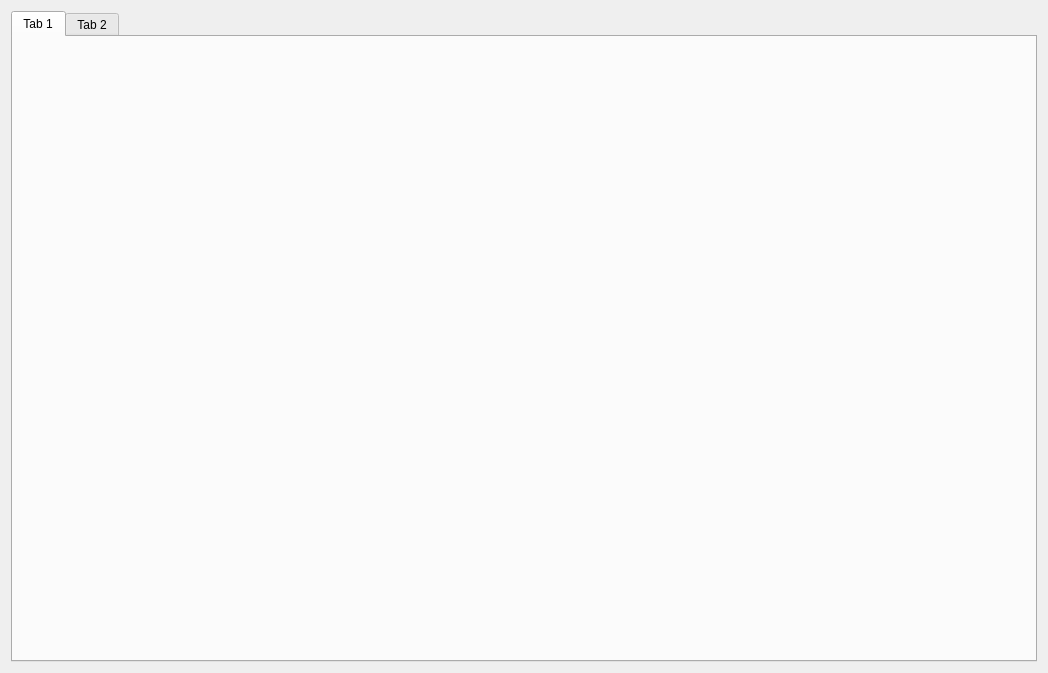
This is qt_tab_control/tab_dialog.ui in yyk99/qt_junk as Qt 5 draws it before an edit. The edited form follows.
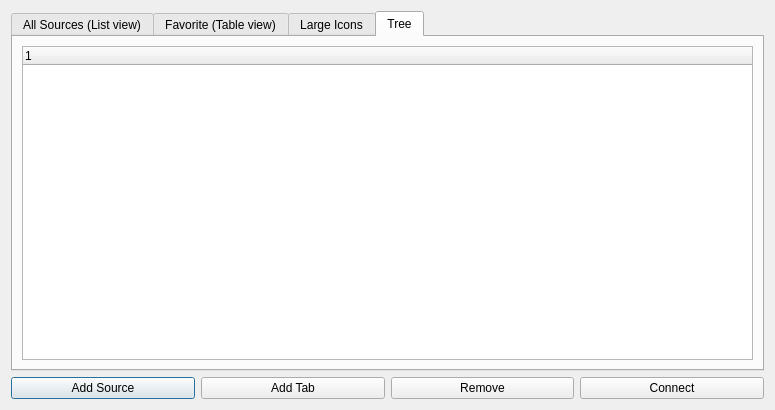
This is the edited form. The open tabs and pages were chosen to show the change.

The edit to the form file:
```diff
--- a/qt_tab_control/tab_dialog.ui
+++ b/qt_tab_control/tab_dialog.ui
@@ -6,31 +6,97 @@
    <rect>
     <x>0</x>
     <y>0</y>
-    <width>1048</width>
-    <height>673</height>
+    <width>775</width>
+    <height>410</height>
    </rect>
   </property>
   <property name="windowTitle">
    <string>Dialog</string>
   </property>
-  <layout class="QGridLayout" name="gridLayout">
-   <item row="0" column="0">
+  <layout class="QVBoxLayout" name="verticalLayout">
+   <item>
+    <layout class="QHBoxLayout" name="horizontalLayout_top"/>
+   </item>
+   <item>
     <widget class="QTabWidget" name="tabWidget">
      <property name="currentIndex">
       <number>0</number>
      </property>
      <widget class="QWidget" name="tab_1">
       <attribute name="title">
-       <string>Tab 1</string>
+       <string>All Sources (List view)</string>
       </attribute>
      </widget>
      <widget class="QWidget" name="tab_2">
       <attribute name="title">
-       <string>Tab 2</string>
+       <string>Favorite (Table view)</string>
       </attribute>
+      <layout class="QHBoxLayout" name="horizontalLayout_2">
+       <item>
+        <widget class="QTableView" name="tableView"/>
+       </item>
+      </layout>
+     </widget>
+     <widget class="QWidget" name="tab_3">
+      <attribute name="title">
+       <string>Large Icons</string>
+      </attribute>
+      <layout class="QVBoxLayout" name="verticalLayout_2">
+       <item>
+        <widget class="QListWidget" name="listWidget"/>
+       </item>
+      </layout>
+     </widget>
+     <widget class="QWidget" name="tab_4">
+      <attribute name="title">
+       <string>Tree</string>
+      </attribute>
+      <layout class="QHBoxLayout" name="horizontalLayout_4">
+       <item>
+        <widget class="QTreeWidget" name="treeWidget">
+         <column>
+          <property name="text">
+           <string notr="true">1</string>
+          </property>
+         </column>
+        </widget>
+       </item>
+      </layout>
      </widget>
     </widget>
    </item>
+   <item>
+    <layout class="QHBoxLayout" name="horizontalLayout_3">
+     <item>
+      <widget class="QPushButton" name="add_source_btn">
+       <property name="text">
+        <string>Add Source</string>
+       </property>
+      </widget>
+     </item>
+     <item>
+      <widget class="QPushButton" name="add_tab_btn">
+       <property name="text">
+        <string>Add Tab</string>
+       </property>
+      </widget>
+     </item>
+     <item>
+      <widget class="QPushButton" name="remove_source_btn">
+       <property name="text">
+        <string>Remove</string>
+       </property>
+      </widget>
+     </item>
+     <item>
+      <widget class="QPushButton" name="connect_btn">
+       <property name="text">
+        <string>Connect</string>
+       </property>
+      </widget>
+     </item>
+    </layout>
+   </item>
   </layout>
  </widget>
  <resources/>
```
Left out of the diff: 5 changed lines with no effect on the pictures.
